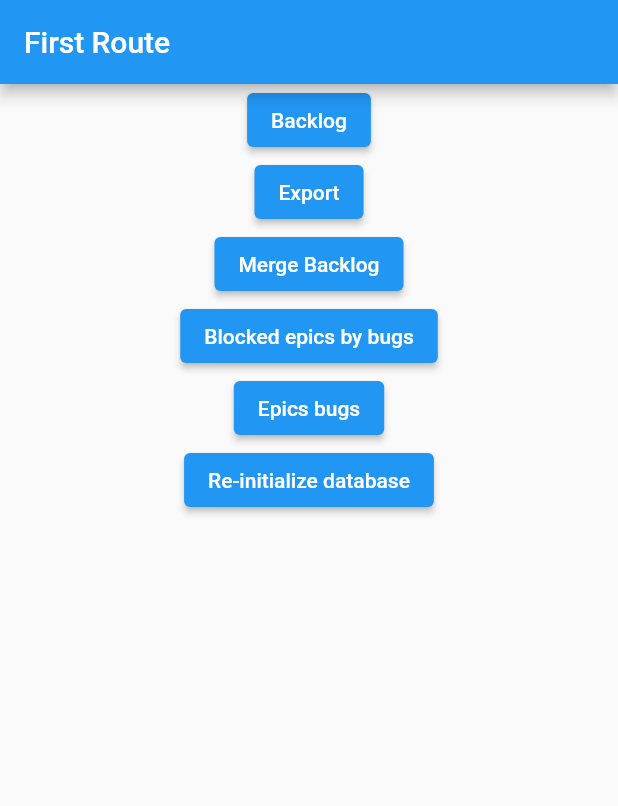
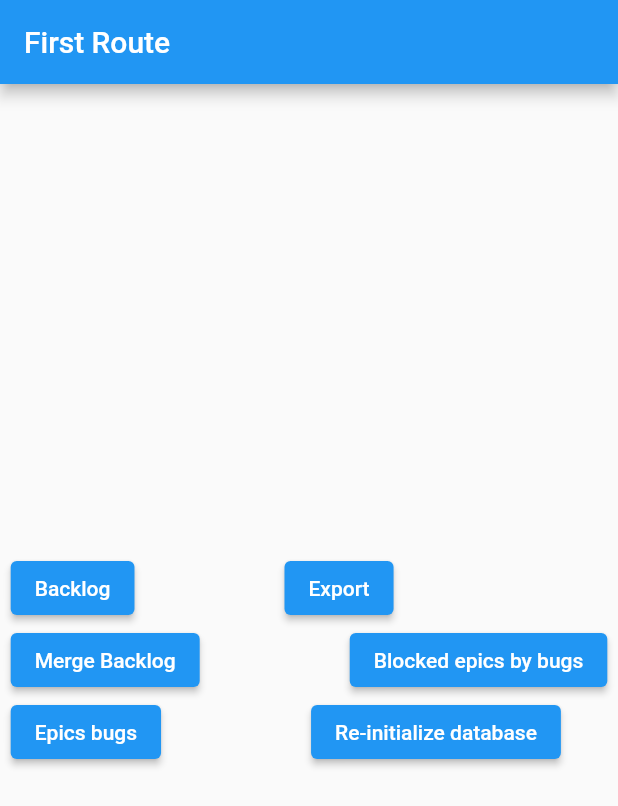
Before and after one commit to keskinm/backlog, a Flutter app: the screen it shows after launch, on a phone screen of 412 x 824 dp. Shown: the top 806 px of the screen. Run offline on Flutter 3.47's test engine with Material 2 defaults, Android fonts, the phone set to English and light mode, and no system bars; our stand-ins replace dio.

Commit message:
Column -> Wrap in main.dart

```diff
--- a/darewise_front/lib/main.dart
+++ b/darewise_front/lib/main.dart
@@ -28,7 +28,8 @@ class FirstRoute extends StatelessWidget {
 
       body: Container(
         alignment: Alignment.center,
-        child: Column(
+        child: Wrap(
+            spacing: 100,
             children: [
 
               ElevatedButton(
```
Also changed, not shown: 1 other file.
